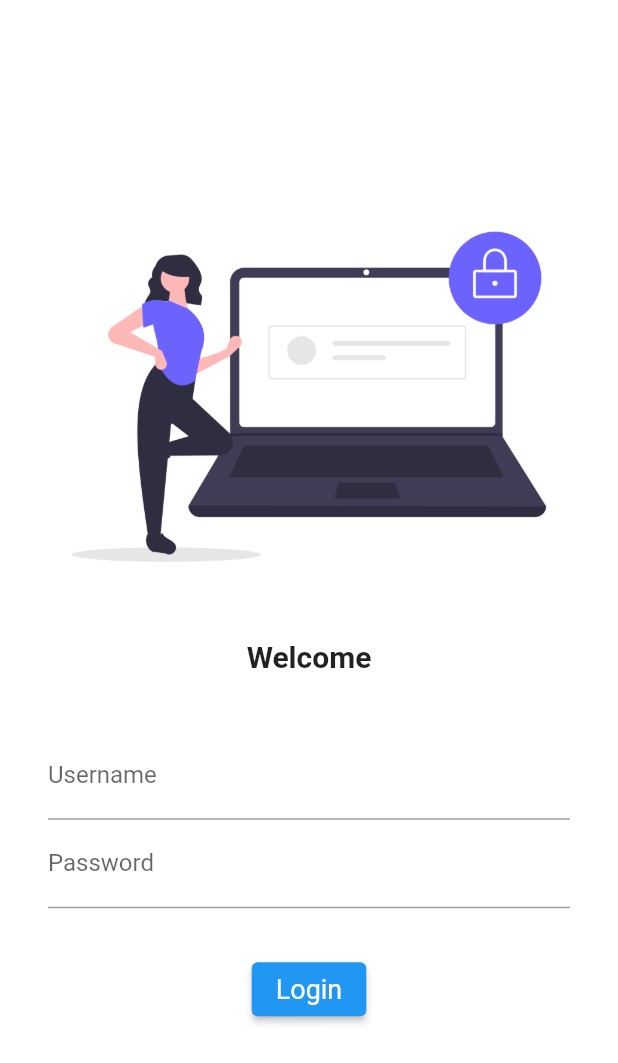
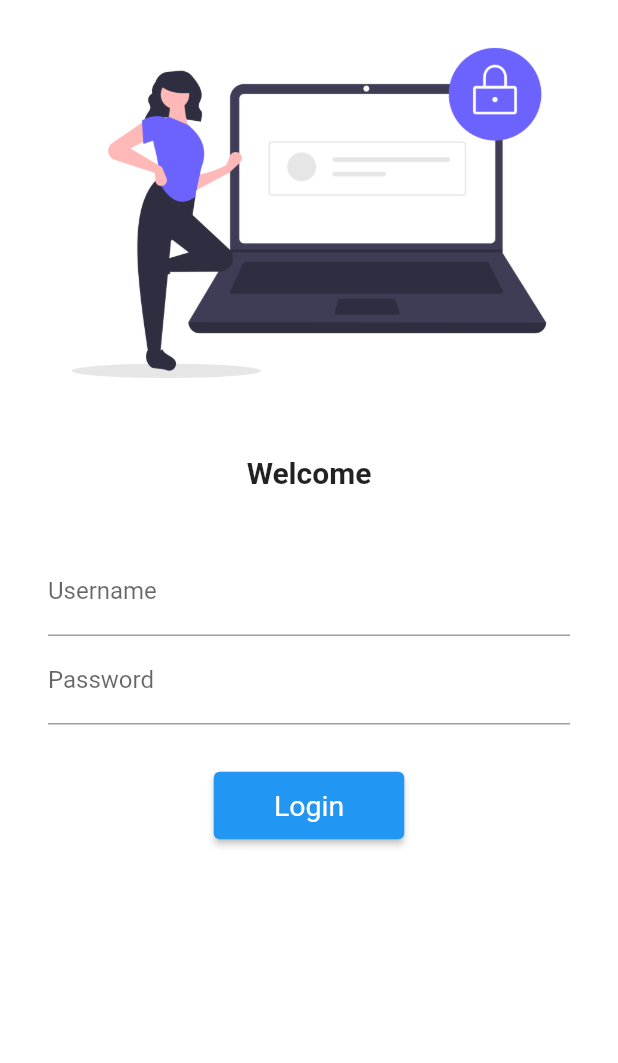
Before and after one commit to ayushkadbe/Shopping_Flutter_App, a Flutter app: the screen it shows after launch, after a tap on "Login", on a phone screen of 412 x 824 dp. Shown: the top 1063 px of the screen. Run offline on Flutter 3.47's test engine with Material 2 defaults, Android fonts, the phone set to English and light mode, and no system bars; our stand-ins replace google_fonts.

Commit message:
login page done

```diff
--- a/lib/pages/login_page.dart
+++ b/lib/pages/login_page.dart
@@ -1,5 +1,3 @@
-import 'dart:html';
-
 import 'package:flutter/material.dart';
 
 class LoginPage extends StatelessWidget {
@@ -9,14 +7,17 @@ class LoginPage extends StatelessWidget {
   Widget build(BuildContext context) {
     return Material(
       color: Colors.white,
-      child: Center(
-        //To make Column Page Elements responsive on both Large Screens as well as small screen wrap Column in Scroll
+      //child: Center(
+      /*To make Column Page Elements responsive on both Large Screens as well as small
+         screen wrap Column in Scroll.
+         >>This fix the error of Overflow on small screens
+        */
       child: SingleChildScrollView(
         child: Column(
           children: [
             Image.asset(
               "assets/images/login_image.png",
-                fit: BoxFit.cover,
+              fit: BoxFit.scaleDown,
             ),
 
             //for spacing between two as well as any content inside it
@@ -33,8 +34,8 @@ class LoginPage extends StatelessWidget {
             ),
 
             Padding(
-                padding: const EdgeInsets.symmetric(
-                    vertical: 18.0, horizontal: 32.0),
+              padding:
+                  const EdgeInsets.symmetric(vertical: 18.0, horizontal: 32.0),
               child: Column(
                 children: [
                   TextFormField(
@@ -44,6 +45,7 @@ class LoginPage extends StatelessWidget {
                     ),
                   ),
                   TextFormField(
+                    obscureText: true,
                     decoration: const InputDecoration(
                       hintText: "Enter Password",
                       labelText: "Password",
@@ -52,10 +54,11 @@ class LoginPage extends StatelessWidget {
                   const SizedBox(height: 30.0),
                   ElevatedButton(
                     style: TextButton.styleFrom(
-                        textStyle: const TextStyle(fontSize: 18),
+                      textStyle: const TextStyle(fontSize: 19),
+                      minimumSize: const Size(127, 45),
                     ),
                     onPressed: () {
-                        print("You have logged in.");
+                      //Navigator.pushNamed(context, MyRoutes.homeRoute);
                     },
                     child: const Text("Login"),
                   )
@@ -65,7 +68,7 @@ class LoginPage extends StatelessWidget {
           ],
         ),
       ),
-      ),
+      //),
     );
   }
 }
```
Lines whose indentation alone changed are shown as unchanged.
